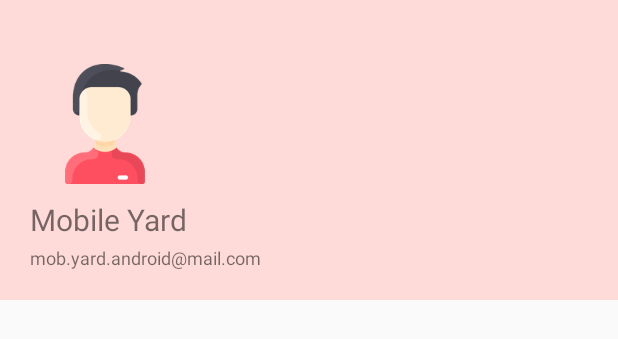
After one commit to MrCodeFan/MobYardAndroid, an Android app: the layout menu_header.xml on its own in the app's theme, with its tools: preview values and no code run, on a phone screen of 412 x 824 dp. The commit adds this screen. Shown: the top 339 px of the screen. Run offline under Robolectric (Android 15) with nearby library versions, the phone set to English and light mode, and no system bars.

Commit message:
Navigation Menu was added

```diff
--- /dev/null
+++ b/app/src/main/res/layout/menu_header.xml
@@ -0,0 +1,40 @@
+<?xml version="1.0" encoding="utf-8"?>
+<RelativeLayout xmlns:android="http://schemas.android.com/apk/res/android"
+    android:layout_width="match_parent"
+    android:layout_height="200dp"
+    xmlns:app="http://schemas.android.com/apk/res-auto"
+    android:padding="20dp"
+    android:background="@color/nav_header_background">
+
+    <TextView
+        android:id="@+id/account_name"
+        android:layout_width="wrap_content"
+        android:layout_height="wrap_content"
+        android:layout_alignParentBottom="true"
+        android:textSize="20dp"
+        android:layout_marginBottom="20dp"
+        android:text="Mobile Yard"
+
+        android:layout_above="@+id/account_mail"
+
+        />
+
+    <TextView
+        android:id="@+id/account_mail"
+        android:layout_width="wrap_content"
+        android:layout_height="wrap_content"
+        android:text="mob.yard.android@mail.com"
+        android:layout_alignParentBottom="true"
+        android:textSize="12dp"
+        />
+
+    <ImageView
+        android:id="@+id/account_pic"
+        android:padding="10dp"
+        android:layout_width="100dp"
+        android:layout_height="100dp"
+        android:layout_above="@+id/account_name"
+        android:src="@drawable/account_pic"/>
+
+
+</RelativeLayout>
--- a/app/src/main/res/layout/yard_table_layout.xml
+++ b/app/src/main/res/layout/yard_table_layout.xml
@@ -47,7 +47,7 @@
         <TextView
             android:id="@+id/yard_desc"
             android:layout_width="362dp"
-            android:layout_height="93dp"
+            android:layout_height="90dp"
             android:paddingLeft="10dp"
             android:paddingTop="10dp"
             android:text="@string/yards_title"
--- a/app/src/main/res/values/colors.xml
+++ b/app/src/main/res/values/colors.xml
@@ -31,4 +31,7 @@
     <color name="add_background">#ffede0</color>
     <color name="banner_background">#f9f9f9</color>
 
+    <color name="nav_background">#fef8d8</color>
+    <color name="nav_header_background">#fedbd8</color>
+
 </resources>
```
Also changed, not shown: app/src/main/java/com/example/mobyardandroid/user/UserDashboardActivity.java (+56 -3 lines), app/src/main/res/drawable/acc_icon.xml (added, +10 -0 lines), app/src/main/res/drawable/home_icon.xml (added, +10 -0 lines), app/src/main/res/drawable/info_icon.xml (added, +10 -0 lines), app/src/main/res/drawable/report_icon.xml (added, +10 -0 lines), app/src/main/res/drawable/share_icon.xml (added, +10 -0 lines), app/src/main/res/layout/activity_user_dashboard.xml (+24 -2 lines), app/src/main/res/menu/main_menu.xml (added, +61 -0 lines), app/src/main/res/values/strings.xml (+14 -0 lines), app/src/main/res/values/themes.xml (+9 -0 lines), app/src/main/res/drawable-hdpi/account_pic.png (added), app/src/main/res/drawable-ldpi/account_pic.png (added), app/src/main/res/drawable-mdpi/account_pic.png (added), app/src/main/res/drawable-xhdpi/account_pic.png (added), 2 more files.
